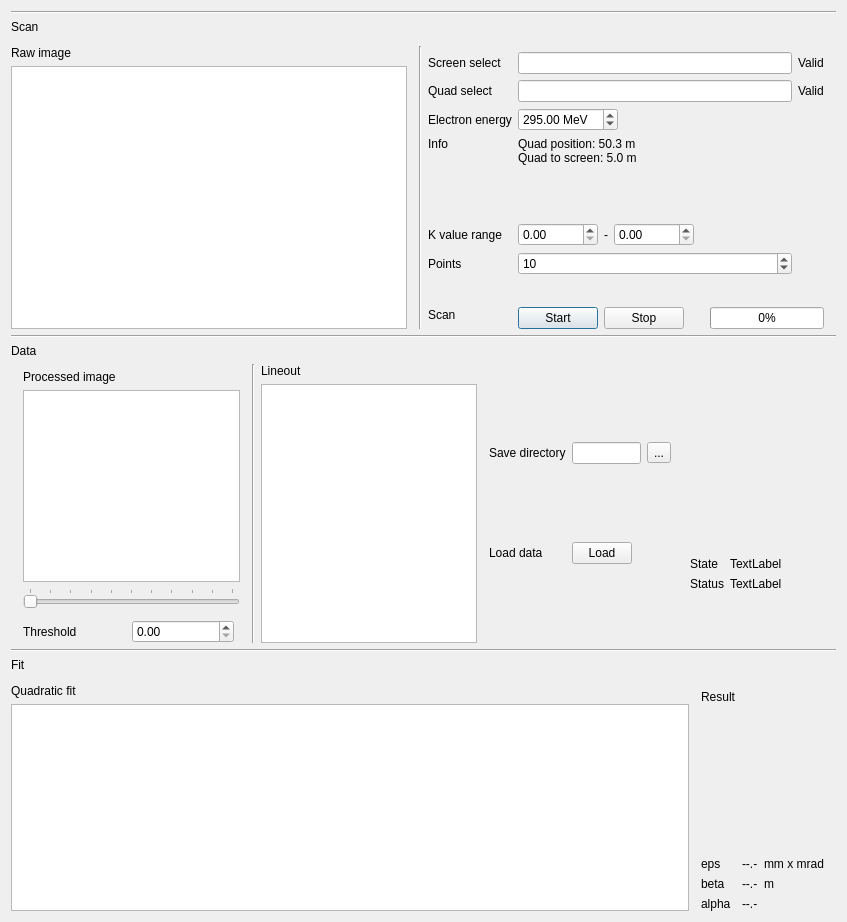
The window that quadscan_gui_notab.ui (filiplindau/QuadScan) describes before a commit, drawn with Qt 5.
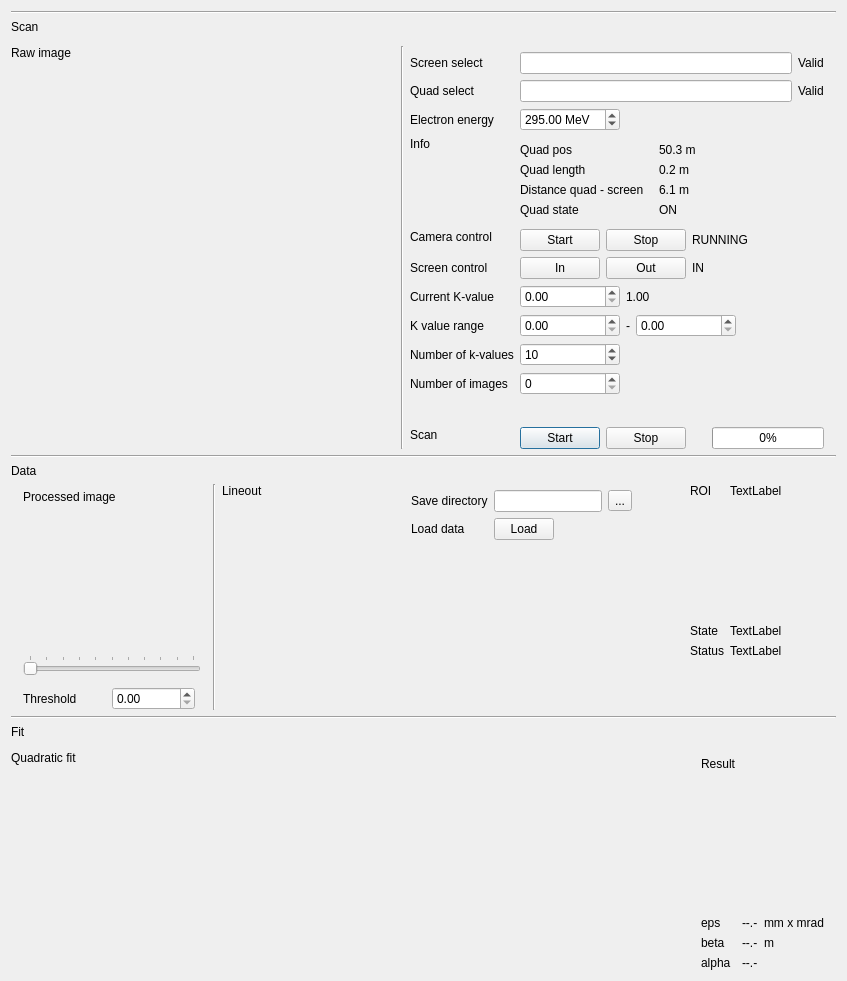
The same window after the commit.

What changed in the file:
```diff
--- a/quadscan_gui_notab.ui
+++ b/quadscan_gui_notab.ui
@@ -1,13 +1,13 @@
 <?xml version="1.0" encoding="UTF-8"?>
 <ui version="4.0">
- <class>Dialog</class>
- <widget class="QDialog" name="Dialog">
+ <class>QuadScanDialog</class>
+ <widget class="QDialog" name="QuadScanDialog">
   <property name="geometry">
    <rect>
     <x>0</x>
     <y>0</y>
     <width>847</width>
-    <height>922</height>
+    <height>981</height>
    </rect>
   </property>
   <property name="sizePolicy">
@@ -29,7 +29,7 @@
    </size>
   </property>
   <property name="windowTitle">
-   <string>Dialog</string>
+   <string>Quad scan</string>
   </property>
   <layout class="QVBoxLayout" name="verticalLayout">
    <item>
@@ -67,7 +67,14 @@
         </widget>
        </item>
        <item>
-        <widget class="QGraphicsView" name="graphicsView_3"/>
+        <widget class="QWidget" name="image_raw_widget" native="true">
+         <property name="sizePolicy">
+          <sizepolicy hsizetype="Expanding" vsizetype="Expanding">
+           <horstretch>0</horstretch>
+           <verstretch>0</verstretch>
+          </sizepolicy>
+         </property>
+        </widget>
        </item>
       </layout>
      </item>
@@ -86,19 +93,25 @@
        <property name="rightMargin">
         <number>6</number>
        </property>
-       <item row="5" column="2">
+       <item row="7" column="1">
         <layout class="QHBoxLayout" name="horizontalLayout_5">
          <property name="rightMargin">
           <number>6</number>
          </property>
          <item>
-          <widget class="QDoubleSpinBox" name="doubleSpinBox">
+          <widget class="QDoubleSpinBox" name="k_start_spinbox">
            <property name="minimumSize">
             <size>
-             <width>80</width>
+             <width>100</width>
              <height>0</height>
             </size>
            </property>
+           <property name="maximumSize">
+            <size>
+             <width>100</width>
+             <height>16777215</height>
+            </size>
+           </property>
           </widget>
          </item>
          <item>
@@ -121,13 +134,19 @@
           </widget>
          </item>
          <item>
-          <widget class="QDoubleSpinBox" name="doubleSpinBox_2">
+          <widget class="QDoubleSpinBox" name="k_end_spinbox">
            <property name="minimumSize">
             <size>
-             <width>80</width>
+             <width>100</width>
              <height>0</height>
             </size>
            </property>
+           <property name="maximumSize">
+            <size>
+             <width>100</width>
+             <height>16777215</height>
+            </size>
+           </property>
           </widget>
          </item>
          <item>
@@ -145,43 +164,150 @@
          </item>
         </layout>
        </item>
-       <item row="3" column="0">
-        <widget class="QLabel" name="label_19">
-         <property name="text">
-          <string>Info</string>
+       <item row="3" column="1">
+        <layout class="QGridLayout" name="gridLayout_6">
+         <property name="topMargin">
+          <number>6</number>
          </property>
-         <property name="alignment">
-          <set>Qt::AlignLeading|Qt::AlignLeft|Qt::AlignTop</set>
-         </property>
-        </widget>
+         <item row="0" column="1">
+          <widget class="QLabel" name="quad_pos_label">
+           <property name="text">
+            <string>50.3 m</string>
+           </property>
+          </widget>
+         </item>
+         <item row="2" column="0">
+          <widget class="QLabel" name="label_39">
+           <property name="sizePolicy">
+            <sizepolicy hsizetype="Minimum" vsizetype="Preferred">
+             <horstretch>0</horstretch>
+             <verstretch>0</verstretch>
+            </sizepolicy>
+           </property>
+           <property name="text">
+            <string>Distance quad - screen</string>
+           </property>
+          </widget>
+         </item>
+         <item row="3" column="0">
+          <widget class="QLabel" name="label_41">
+           <property name="sizePolicy">
+            <sizepolicy hsizetype="Minimum" vsizetype="Preferred">
+             <horstretch>0</horstretch>
+             <verstretch>0</verstretch>
+            </sizepolicy>
+           </property>
+           <property name="text">
+            <string>Quad state</string>
+           </property>
+          </widget>
+         </item>
+         <item row="2" column="1">
+          <widget class="QLabel" name="quad_screen_distance_label">
+           <property name="text">
+            <string>6.1 m</string>
+           </property>
+          </widget>
+         </item>
+         <item row="3" column="1">
+          <widget class="QLabel" name="quad_state_label">
+           <property name="text">
+            <string>ON</string>
+           </property>
+          </widget>
+         </item>
+         <item row="0" column="0">
+          <widget class="QLabel" name="label_37">
+           <property name="sizePolicy">
+            <sizepolicy hsizetype="Minimum" vsizetype="Preferred">
+             <horstretch>0</horstretch>
+             <verstretch>0</verstretch>
+            </sizepolicy>
+           </property>
+           <property name="text">
+            <string>Quad pos</string>
+           </property>
+          </widget>
+         </item>
+         <item row="1" column="0">
+          <widget class="QLabel" name="label_27">
+           <property name="text">
+            <string>Quad length</string>
+           </property>
+          </widget>
+         </item>
+         <item row="1" column="1">
+          <widget class="QLabel" name="quad_length_label">
+           <property name="text">
+            <string>0.2 m</string>
+           </property>
+          </widget>
+         </item>
+        </layout>
        </item>
-       <item row="1" column="2">
-        <widget class="QLineEdit" name="lineEdit_2"/>
+       <item row="1" column="1">
+        <widget class="QLineEdit" name="quad_select_edit"/>
        </item>
-       <item row="5" column="0">
+       <item row="7" column="0">
         <widget class="QLabel" name="label_16">
          <property name="text">
           <string>K value range</string>
          </property>
         </widget>
        </item>
-       <item row="1" column="3">
+       <item row="1" column="2">
         <widget class="QLabel" name="label_13">
          <property name="text">
           <string>Valid</string>
          </property>
         </widget>
        </item>
-       <item row="0" column="2">
-        <widget class="QLineEdit" name="lineEdit_3"/>
+       <item row="0" column="1">
+        <widget class="QLineEdit" name="screen_select_edit"/>
        </item>
-       <item row="0" column="3">
+       <item row="0" column="2">
         <widget class="QLabel" name="label_15">
          <property name="text">
           <string>Valid</string>
          </property>
         </widget>
        </item>
+       <item row="2" column="1">
+        <widget class="QDoubleSpinBox" name="energy_spinbox">
+         <property name="maximumSize">
+          <size>
+           <width>100</width>
+           <height>16777215</height>
+          </size>
+         </property>
+         <property name="suffix">
+          <string> MeV</string>
+         </property>
+         <property name="maximum">
+          <double>6000.000000000000000</double>
+         </property>
+         <property name="value">
+          <double>295.000000000000000</double>
+         </property>
+        </widget>
+       </item>
+       <item row="3" column="0">
+        <widget class="QLabel" name="label_19">
+         <property name="text">
+          <string>Info</string>
+         </property>
+         <property name="alignment">
+          <set>Qt::AlignLeading|Qt::AlignLeft|Qt::AlignTop</set>
+         </property>
+        </widget>
+       </item>
+       <item row="5" column="0">
+        <widget class="QLabel" name="label_20">
+         <property name="text">
+          <string>Screen control</string>
+         </property>
+        </widget>
+       </item>
        <item row="0" column="0">
         <widget class="QLabel" name="label_14">
          <property name="text">
@@ -189,29 +315,29 @@
          </property>
         </widget>
        </item>
-       <item row="6" column="0">
+       <item row="10" column="0">
         <widget class="QLabel" name="label_18">
          <property name="text">
-          <string>Points</string>
+          <string>Number of k-values</string>
          </property>
         </widget>
        </item>
-       <item row="8" column="0">
+       <item row="13" column="0">
         <widget class="QLabel" name="label_11">
          <property name="text">
           <string>Scan</string>
          </property>
         </widget>
        </item>
-       <item row="8" column="2" colspan="2">
+       <item row="13" column="1" colspan="2">
         <layout class="QHBoxLayout" name="horizontalLayout_4">
          <property name="topMargin">
           <number>6</number>
          </property>
          <item>
-          <widget class="QPushButton" name="pushButton_2">
+          <widget class="QPushButton" name="scan_start_button">
            <property name="sizePolicy">
-            <sizepolicy hsizetype="Fixed" vsizetype="Fixed">
+            <sizepolicy hsizetype="Minimum" vsizetype="Fixed">
              <horstretch>0</horstretch>
              <verstretch>0</verstretch>
             </sizepolicy>
@@ -222,9 +348,9 @@
           </widget>
          </item>
          <item>
-          <widget class="QPushButton" name="pushButton_3">
+          <widget class="QPushButton" name="scan_stop_button">
            <property name="sizePolicy">
-            <sizepolicy hsizetype="Fixed" vsizetype="Fixed">
+            <sizepolicy hsizetype="Minimum" vsizetype="Fixed">
              <horstretch>0</horstretch>
              <verstretch>0</verstretch>
             </sizepolicy>
@@ -265,27 +391,10 @@
          </item>
         </layout>
        </item>
-       <item row="3" column="2">
-        <widget class="QLabel" name="label_20">
-         <property name="minimumSize">
-          <size>
-           <width>0</width>
-           <height>60</height>
-          </size>
-         </property>
-         <property name="text">
-          <string>Quad position: 50.3 m
-Quad to screen: 5.0 m</string>
-         </property>
-         <property name="alignment">
-          <set>Qt::AlignLeading|Qt::AlignLeft|Qt::AlignTop</set>
-         </property>
-        </widget>
-       </item>
        <item row="4" column="0">
         <widget class="QLabel" name="label_22">
          <property name="text">
-          <string/>
+          <string>Camera control</string>
          </property>
         </widget>
        </item>
@@ -296,7 +405,24 @@
          </property>
         </widget>
        </item>
-       <item row="7" column="0">
+       <item row="11" column="0">
+        <widget class="QLabel" name="label_36">
+         <property name="text">
+          <string>Number of images</string>
+         </property>
+        </widget>
+       </item>
+       <item row="11" column="1">
+        <widget class="QSpinBox" name="images_number_spinbox">
+         <property name="maximumSize">
+          <size>
+           <width>100</width>
+           <height>16777215</height>
+          </size>
+         </property>
+        </widget>
+       </item>
+       <item row="12" column="0">
         <spacer name="verticalSpacer_3">
          <property name="orientation">
           <enum>Qt::Vertical</enum>
@@ -309,8 +435,14 @@
          </property>
         </spacer>
        </item>
-       <item row="6" column="2">
-        <widget class="QSpinBox" name="spinBox">
+       <item row="10" column="1">
+        <widget class="QSpinBox" name="k_number_values_spinbox">
+         <property name="maximumSize">
+          <size>
+           <width>100</width>
+           <height>16777215</height>
+          </size>
+         </property>
          <property name="minimum">
           <number>1</number>
          </property>
@@ -329,25 +461,144 @@
          </property>
         </widget>
        </item>
-       <item row="2" column="2">
-        <widget class="QDoubleSpinBox" name="doubleSpinBox_4">
-         <property name="maximumSize">
-          <size>
-           <width>100</width>
-           <height>16777215</height>
-          </size>
+       <item row="5" column="1">
+        <layout class="QHBoxLayout" name="horizontalLayout_7">
+         <item>
+          <widget class="QPushButton" name="screen_in_button">
+           <property name="text">
+            <string>In</string>
+           </property>
+          </widget>
+         </item>
+         <item>
+          <widget class="QPushButton" name="screen_out_button">
+           <property name="text">
+            <string>Out</string>
+           </property>
+          </widget>
+         </item>
+         <item>
+          <widget class="QLabel" name="screen_state_label">
+           <property name="minimumSize">
+            <size>
+             <width>60</width>
+             <height>0</height>
+            </size>
+           </property>
+           <property name="text">
+            <string>IN</string>
+           </property>
+          </widget>
+         </item>
+         <item>
+          <spacer name="horizontalSpacer_5">
+           <property name="orientation">
+            <enum>Qt::Horizontal</enum>
+           </property>
+           <property name="sizeHint" stdset="0">
+            <size>
+             <width>40</width>
+             <height>20</height>
+            </size>
+           </property>
+          </spacer>
+         </item>
+        </layout>
+       </item>
+       <item row="4" column="1">
+        <layout class="QHBoxLayout" name="horizontalLayout_6">
+         <property name="topMargin">
+          <number>6</number>
          </property>
-         <property name="suffix">
-          <string> MeV</string>
-         </property>
-         <property name="maximum">
-          <double>6000.000000000000000</double>
-         </property>
-         <property name="value">
-          <double>295.000000000000000</double>
+         <item>
+          <widget class="QPushButton" name="camera_start_button">
+           <property name="text">
+            <string>Start</string>
+           </property>
+          </widget>
+         </item>
+         <item>
+          <widget class="QPushButton" name="camera_stop_button">
+           <property name="text">
+            <string>Stop</string>
+           </property>
+          </widget>
+         </item>
+         <item>
+          <widget class="QLabel" name="camera_state_label">
+           <property name="minimumSize">
+            <size>
+             <width>60</width>
+             <height>0</height>
+            </size>
+           </property>
+           <property name="text">
+            <string>RUNNING</string>
+           </property>
+          </widget>
+         </item>
+         <item>
+          <spacer name="horizontalSpacer_4">
+           <property name="orientation">
+            <enum>Qt::Horizontal</enum>
+           </property>
+           <property name="sizeHint" stdset="0">
+            <size>
+             <width>40</width>
+             <height>20</height>
+            </size>
+           </property>
+          </spacer>
+         </item>
+        </layout>
+       </item>
+       <item row="6" column="0">
+        <widget class="QLabel" name="label_43">
+         <property name="text">
+          <string>Current K-value</string>
          </property>
         </widget>
        </item>
+       <item row="6" column="1">
+        <layout class="QHBoxLayout" name="horizontalLayout_8">
+         <item>
+          <widget class="QDoubleSpinBox" name="k_current_spinbox">
+           <property name="minimumSize">
+            <size>
+             <width>100</width>
+             <height>0</height>
+            </size>
+           </property>
+          </widget>
+         </item>
+         <item>
+          <widget class="QLabel" name="k_current_label">
+           <property name="minimumSize">
+            <size>
+             <width>100</width>
+             <height>0</height>
+            </size>
+           </property>
+           <property name="text">
+            <string>1.00</string>
+           </property>
+          </widget>
+         </item>
+         <item>
+          <spacer name="horizontalSpacer_6">
+           <property name="orientation">
+            <enum>Qt::Horizontal</enum>
+           </property>
+           <property name="sizeHint" stdset="0">
+            <size>
+             <width>40</width>
+             <height>20</height>
+            </size>
+           </property>
+          </spacer>
+         </item>
+        </layout>
+       </item>
       </layout>
      </item>
     </layout>
@@ -394,10 +645,17 @@
         </widget>
        </item>
        <item>
-        <widget class="QGraphicsView" name="graphicsView"/>
+        <widget class="QWidget" name="image_proc_widget" native="true">
+         <property name="sizePolicy">
+          <sizepolicy hsizetype="Expanding" vsizetype="Expanding">
+           <horstretch>0</horstretch>
+           <verstretch>0</verstretch>
+          </sizepolicy>
+         </property>
+        </widget>
        </item>
        <item>
-        <widget class="QSlider" name="horizontalSlider">
+        <widget class="QSlider" name="image_slider">
          <property name="toolTip">
           <string>Image number</string>
          </property>
@@ -437,7 +695,7 @@
           </widget>
          </item>
          <item row="0" column="1">
-          <widget class="QDoubleSpinBox" name="doubleSpinBox_3"/>
+          <widget class="QDoubleSpinBox" name="threshold_spinbox"/>
          </item>
         </layout>
        </item>
@@ -463,7 +721,14 @@
         </widget>
        </item>
        <item>
-        <widget class="QGraphicsView" name="graphicsView_4"/>
+        <widget class="QWidget" name="lineout_widget" native="true">
+         <property name="sizePolicy">
+          <sizepolicy hsizetype="Expanding" vsizetype="Expanding">
+           <horstretch>0</horstretch>
+           <verstretch>0</verstretch>
+          </sizepolicy>
+         </property>
+        </widget>
        </item>
       </layout>
      </item>
@@ -479,7 +744,7 @@
         <number>6</number>
        </property>
        <item row="0" column="2">
-        <widget class="QLineEdit" name="lineEdit"/>
+        <widget class="QLineEdit" name="save_directory_edit"/>
        </item>
        <item row="0" column="0">
         <widget class="QLabel" name="label_5">
@@ -489,7 +754,7 @@
         </widget>
        </item>
        <item row="1" column="2">
-        <widget class="QPushButton" name="pushButton">
+        <widget class="QPushButton" name="load_data_button">
          <property name="maximumSize">
           <size>
            <width>60</width>
@@ -509,7 +774,7 @@
         </widget>
        </item>
        <item row="0" column="3">
-        <widget class="QToolButton" name="toolButton">
+        <widget class="QToolButton" name="save_directory_button">
          <property name="text">
           <string>...</string>
          </property>
@@ -521,7 +786,7 @@
           <enum>Qt::Vertical</enum>
          </property>
          <property name="sizeType">
-          <enum>QSizePolicy::Preferred</enum>
+          <enum>QSizePolicy::Expanding</enum>
          </property>
          <property name="sizeHint" stdset="0">
           <size>
@@ -538,6 +803,9 @@
        <property name="orientation">
         <enum>Qt::Horizontal</enum>
        </property>
+       <property name="sizeType">
+        <enum>QSizePolicy::Preferred</enum>
+       </property>
        <property name="sizeHint" stdset="0">
         <size>
          <width>40</width>
@@ -557,7 +825,7 @@
        <property name="bottomMargin">
         <number>6</number>
        </property>
-       <item row="2" column="2">
+       <item row="3" column="2">
         <widget class="QLabel" name="label_3">
          <property name="text">
           <string>Status</string>
@@ -567,8 +835,8 @@
          </property>
         </widget>
        </item>
-       <item row="2" column="3">
-        <widget class="QLabel" name="label_4">
+       <item row="3" column="3">
+        <widget class="QLabel" name="status_label">
          <property name="sizePolicy">
           <sizepolicy hsizetype="Preferred" vsizetype="Preferred">
            <horstretch>0</horstretch>
@@ -589,8 +857,8 @@
          </property>
         </widget>
        </item>
-       <item row="1" column="3">
-        <widget class="QLabel" name="label_2">
+       <item row="2" column="3">
+        <widget class="QLabel" name="state_label">
          <property name="sizePolicy">
           <sizepolicy hsizetype="Preferred" vsizetype="Minimum">
            <horstretch>0</horstretch>
@@ -602,7 +870,7 @@
          </property>
         </widget>
        </item>
-       <item row="1" column="2">
+       <item row="2" column="2">
         <widget class="QLabel" name="label">
          <property name="sizePolicy">
           <sizepolicy hsizetype="Preferred" vsizetype="Minimum">
@@ -615,7 +883,7 @@
          </property>
         </widget>
        </item>
-       <item row="0" column="3">
+       <item row="1" column="3">
         <spacer name="verticalSpacer_2">
          <property name="orientation">
           <enum>Qt::Vertical</enum>
@@ -631,6 +899,20 @@
          </property>
         </spacer>
        </item>
+       <item row="0" column="3">
+        <widget class="QLabel" name="label_2">
+         <property name="text">
+          <string>TextLabel</string>
+         </property>
+        </widget>
+       </item>
+       <item row="0" column="2">
+        <widget class="QLabel" name="label_4">
+         <property name="text">
+          <string>ROI</string>
+         </property>
+        </widget>
+       </item>
       </layout>
      </item>
     </layout>
@@ -670,11 +952,11 @@
         </widget>
        </item>
        <item>
-        <widget class="QGraphicsView" name="graphicsView_2">
+        <widget class="QWidget" name="fit_widget" native="true">
          <property name="sizePolicy">
           <sizepolicy hsizetype="Expanding" vsizetype="Expanding">
            <horstretch>0</horstretch>
-           <verstretch>1</verstretch>
+           <verstretch>0</verstretch>
           </sizepolicy>
          </property>
         </widget>
@@ -697,7 +979,7 @@
         </widget>
        </item>
        <item row="2" column="1">
-        <widget class="QLabel" name="label_27">
+        <widget class="QLabel" name="eps_label">
          <property name="text">
           <string>--.-</string>
          </property>
@@ -761,14 +1043,14 @@
         </spacer>
        </item>
        <item row="3" column="1">
-        <widget class="QLabel" name="label_33">
+        <widget class="QLabel" name="beta_label">
          <property name="text">
           <string>--.-</string>
          </property>
         </widget>
        </item>
        <item row="4" column="1">
-        <widget class="QLabel" name="label_34">
+        <widget class="QLabel" name="alpha_label">
          <property name="text">
           <string>--.-</string>
          </property>
```
